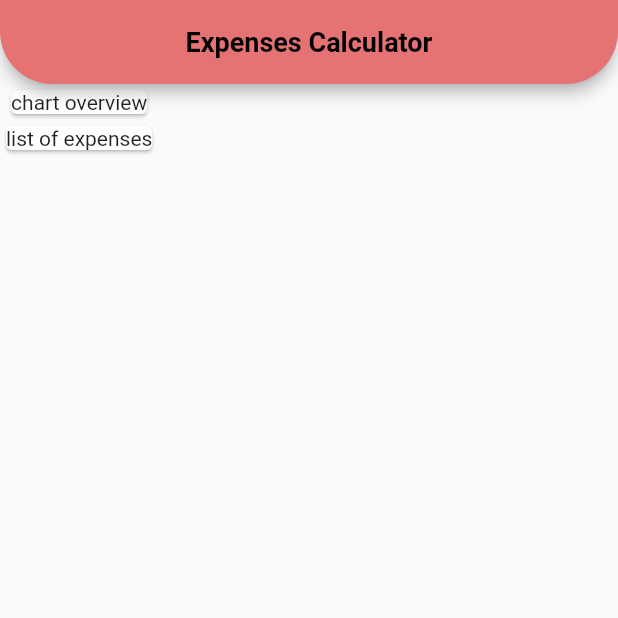
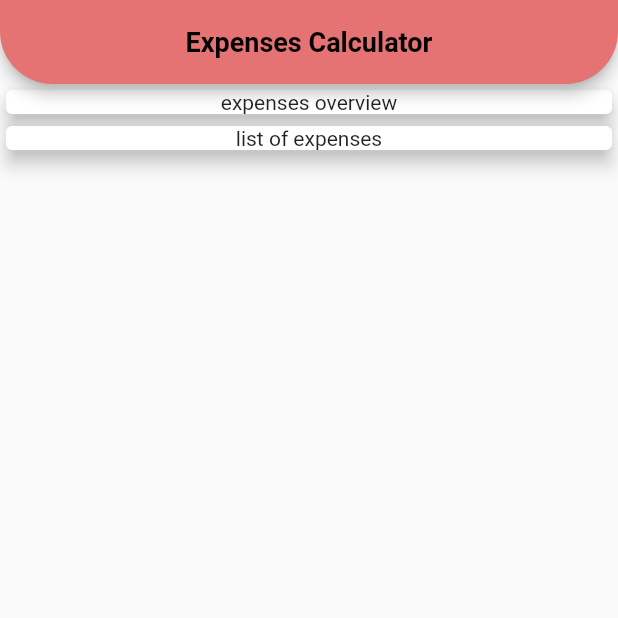
Before and after one commit to Erickeagle3/expense_app, a Flutter app: the screen it shows after launch, on a phone screen of 412 x 824 dp, the top half of it. Run offline on Flutter 3.47's test engine with Material 2 defaults, Android fonts, the phone set to English and light mode, and no system bars.

Commit message:
flutter: some underhood changes
Signed-off-by: Erickeagle3 <sayanchakraborty334@gmail.com>

```diff
--- a/lib/main.dart
+++ b/lib/main.dart
@@ -24,11 +24,19 @@ class MyApp extends StatelessWidget {
             backgroundColor: Colors.red.shade300),
         body: Column(
           children: const <Widget>[
-            Card(
-              child: Text('chart overview'),
+            SizedBox(
+              width: double.infinity,
+              child: Card(
+                elevation: 5,
+                child:   Text('expenses overview', textAlign: TextAlign.center,),
+              ),
             ),
-            Card(
-              child: Text('list of expenses'),
+            SizedBox(
+              width: double.infinity,
+              child: Card(
+                elevation: 5,
+                child: Text('list of expenses', textAlign: TextAlign.center),
+              ),
             )
           ],
         ),
```
